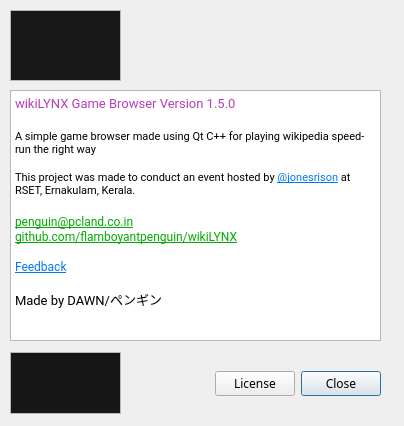
Old version of the form wikiLYNX/ui/about.ui in the repository flamboyantpenguin/wikilynx.
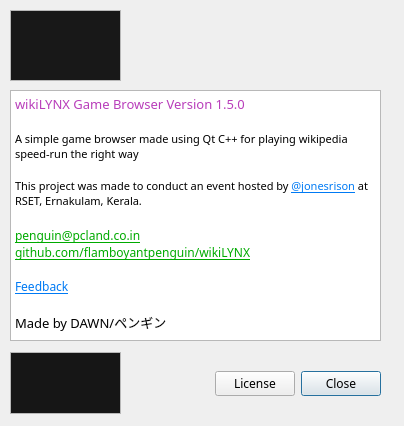
New version of the form. Icons and pictures are not drawn.

Commit message: Release 1.5.0-C3 - Revamped Level Editor - Help is now online from GitHub - Added themed Progress bar for gamewindow - Added new game variable: clicks - Updated report generation in logs - gameData format has been Updated - Support for Non-Wiki domains - Minor performance improvements - UI and Bug fixes

```diff
--- a/wikiLYNX/ui/about.ui
+++ b/wikiLYNX/ui/about.ui
@@ -27,7 +27,7 @@
   </property>
   <property name="font">
    <font>
-    <family>Noto Sans</family>
+    <family>Comfortaa</family>
    </font>
   </property>
   <property name="windowTitle">
@@ -48,7 +48,7 @@
    </property>
    <property name="font">
     <font>
-     <family>Roboto</family>
+     <family>Comfortaa</family>
     </font>
    </property>
    <property name="inputMethodHints">
@@ -61,19 +61,19 @@
 hr { height: 1px; border-width: 0; }
 li.unchecked::marker { content: &quot;\2610&quot;; }
 li.checked::marker { content: &quot;\2612&quot;; }
-&lt;/style&gt;&lt;/head&gt;&lt;body style=&quot; font-family:'Roboto'; font-size:10pt; font-weight:400; font-style:normal;&quot;&gt;
-&lt;p style=&quot; margin-top:0px; margin-bottom:0px; margin-left:0px; margin-right:0px; -qt-block-indent:0; text-indent:0px;&quot;&gt;&lt;span style=&quot; color:#b83dba;&quot;&gt;wikiLYNX Game Browser Version 1.5.0&lt;/span&gt;&lt;/p&gt;
-&lt;p style=&quot;-qt-paragraph-type:empty; margin-top:0px; margin-bottom:0px; margin-left:0px; margin-right:0px; -qt-block-indent:0; text-indent:0px; color:#b83dba;&quot;&gt;&lt;br /&gt;&lt;/p&gt;
+&lt;/style&gt;&lt;/head&gt;&lt;body style=&quot; font-family:'Comfortaa'; font-size:11pt; font-weight:400; font-style:normal;&quot;&gt;
+&lt;p style=&quot; margin-top:0px; margin-bottom:0px; margin-left:0px; margin-right:0px; -qt-block-indent:0; text-indent:0px;&quot;&gt;&lt;span style=&quot; font-family:'Roboto'; font-size:10pt; color:#b83dba;&quot;&gt;wikiLYNX Game Browser Version 1.5.0&lt;/span&gt;&lt;/p&gt;
+&lt;p style=&quot;-qt-paragraph-type:empty; margin-top:0px; margin-bottom:0px; margin-left:0px; margin-right:0px; -qt-block-indent:0; text-indent:0px; font-family:'Roboto'; font-size:10pt; color:#b83dba;&quot;&gt;&lt;br /&gt;&lt;/p&gt;
 &lt;p style=&quot; margin-top:0px; margin-bottom:0px; margin-left:0px; margin-right:0px; -qt-block-indent:0; text-indent:0px;&quot;&gt;&lt;span style=&quot; font-family:'Noto Sans'; font-size:8pt;&quot;&gt;A simple game browser made using Qt C++ for playing wikipedia speed-run the right way  &lt;/span&gt;&lt;/p&gt;
 &lt;p style=&quot;-qt-paragraph-type:empty; margin-top:0px; margin-bottom:0px; margin-left:0px; margin-right:0px; -qt-block-indent:0; text-indent:0px; font-family:'Noto Sans'; font-size:8pt;&quot;&gt;&lt;br /&gt;&lt;/p&gt;
-&lt;p style=&quot; margin-top:0px; margin-bottom:0px; margin-left:0px; margin-right:0px; -qt-block-indent:0; text-indent:0px;&quot;&gt;&lt;span style=&quot; font-size:8pt;&quot;&gt;This project was made to conduct an event hosted by &lt;/span&gt;&lt;a href=&quot;https://jonesrison.github.io/&quot;&gt;&lt;span style=&quot; font-size:8pt; text-decoration: underline; color:#007af4;&quot;&gt;@jonesrison&lt;/span&gt;&lt;/a&gt;&lt;span style=&quot; font-size:8pt;&quot;&gt; at RSET, Ernakulam, Kerala. &lt;/span&gt;&lt;/p&gt;
-&lt;p style=&quot;-qt-paragraph-type:empty; margin-top:0px; margin-bottom:0px; margin-left:0px; margin-right:0px; -qt-block-indent:0; text-indent:0px;&quot;&gt;&lt;br /&gt;&lt;/p&gt;
-&lt;p style=&quot; margin-top:0px; margin-bottom:0px; margin-left:0px; margin-right:0px; -qt-block-indent:0; text-indent:0px;&quot;&gt;&lt;a href=&quot;mailto:penguin@pcland.co.in&quot;&gt;&lt;span style=&quot; font-size:9pt; text-decoration: underline; color:#00aa00;&quot;&gt;penguin@pcland.co.in&lt;/span&gt;&lt;/a&gt;&lt;/p&gt;
-&lt;p style=&quot; margin-top:0px; margin-bottom:0px; margin-left:0px; margin-right:0px; -qt-block-indent:0; text-indent:0px;&quot;&gt;&lt;a href=&quot;https://github.com/flamboyantpenguin/wikiLYNX&quot;&gt;&lt;span style=&quot; font-size:9pt; text-decoration: underline; color:#00aa00;&quot;&gt;github.com/flamboyantpenguin/wikiLYNX&lt;/span&gt;&lt;/a&gt;&lt;/p&gt;
-&lt;p style=&quot;-qt-paragraph-type:empty; margin-top:0px; margin-bottom:0px; margin-left:0px; margin-right:0px; -qt-block-indent:0; text-indent:0px; font-size:9pt; text-decoration: underline; color:#00aa00;&quot;&gt;&lt;br /&gt;&lt;/p&gt;
-&lt;p style=&quot; margin-top:0px; margin-bottom:0px; margin-left:0px; margin-right:0px; -qt-block-indent:0; text-indent:0px;&quot;&gt;&lt;a href=&quot;https://forms.gle/SScZKbFLFBffdVay8&quot;&gt;&lt;span style=&quot; font-size:9pt; text-decoration: underline; color:#007af4;&quot;&gt;Feedback&lt;/span&gt;&lt;/a&gt;&lt;/p&gt;
-&lt;p style=&quot;-qt-paragraph-type:empty; margin-top:0px; margin-bottom:0px; margin-left:0px; margin-right:0px; -qt-block-indent:0; text-indent:0px; font-size:9pt; text-decoration: underline; color:#007af4;&quot;&gt;&lt;br /&gt;&lt;/p&gt;
-&lt;p style=&quot; margin-top:0px; margin-bottom:0px; margin-left:0px; margin-right:0px; -qt-block-indent:0; text-indent:0px;&quot;&gt;Made by DAWN/ペンギン&lt;/p&gt;&lt;/body&gt;&lt;/html&gt;</string>
+&lt;p style=&quot; margin-top:0px; margin-bottom:0px; margin-left:0px; margin-right:0px; -qt-block-indent:0; text-indent:0px;&quot;&gt;&lt;span style=&quot; font-family:'Roboto'; font-size:8pt;&quot;&gt;This project was made to conduct an event hosted by &lt;/span&gt;&lt;a href=&quot;https://jonesrison.github.io/&quot;&gt;&lt;span style=&quot; font-family:'Roboto'; font-size:8pt; text-decoration: underline; color:#007af4;&quot;&gt;@jonesrison&lt;/span&gt;&lt;/a&gt;&lt;span style=&quot; font-family:'Roboto'; font-size:8pt;&quot;&gt; at RSET, Ernakulam, Kerala. &lt;/span&gt;&lt;/p&gt;
+&lt;p style=&quot;-qt-paragraph-type:empty; margin-top:0px; margin-bottom:0px; margin-left:0px; margin-right:0px; -qt-block-indent:0; text-indent:0px; font-family:'Roboto'; font-size:10pt;&quot;&gt;&lt;br /&gt;&lt;/p&gt;
+&lt;p style=&quot; margin-top:0px; margin-bottom:0px; margin-left:0px; margin-right:0px; -qt-block-indent:0; text-indent:0px;&quot;&gt;&lt;a href=&quot;mailto:penguin@pcland.co.in&quot;&gt;&lt;span style=&quot; font-family:'Roboto'; font-size:9pt; text-decoration: underline; color:#00aa00;&quot;&gt;penguin@pcland.co.in&lt;/span&gt;&lt;/a&gt;&lt;/p&gt;
+&lt;p style=&quot; margin-top:0px; margin-bottom:0px; margin-left:0px; margin-right:0px; -qt-block-indent:0; text-indent:0px;&quot;&gt;&lt;a href=&quot;https://github.com/flamboyantpenguin/wikiLYNX&quot;&gt;&lt;span style=&quot; font-family:'Roboto'; font-size:9pt; text-decoration: underline; color:#00aa00;&quot;&gt;github.com/flamboyantpenguin/wikiLYNX&lt;/span&gt;&lt;/a&gt;&lt;/p&gt;
+&lt;p style=&quot;-qt-paragraph-type:empty; margin-top:0px; margin-bottom:0px; margin-left:0px; margin-right:0px; -qt-block-indent:0; text-indent:0px; font-family:'Roboto'; font-size:9pt; text-decoration: underline; color:#00aa00;&quot;&gt;&lt;br /&gt;&lt;/p&gt;
+&lt;p style=&quot; margin-top:0px; margin-bottom:0px; margin-left:0px; margin-right:0px; -qt-block-indent:0; text-indent:0px;&quot;&gt;&lt;a href=&quot;https://forms.gle/SScZKbFLFBffdVay8&quot;&gt;&lt;span style=&quot; font-family:'Roboto'; font-size:9pt; text-decoration: underline; color:#007af4;&quot;&gt;Feedback&lt;/span&gt;&lt;/a&gt;&lt;/p&gt;
+&lt;p style=&quot;-qt-paragraph-type:empty; margin-top:0px; margin-bottom:0px; margin-left:0px; margin-right:0px; -qt-block-indent:0; text-indent:0px; font-family:'Roboto'; font-size:9pt; text-decoration: underline; color:#007af4;&quot;&gt;&lt;br /&gt;&lt;/p&gt;
+&lt;p style=&quot; margin-top:0px; margin-bottom:0px; margin-left:0px; margin-right:0px; -qt-block-indent:0; text-indent:0px;&quot;&gt;&lt;span style=&quot; font-family:'Roboto'; font-size:10pt;&quot;&gt;Made by DAWN/ペンギン&lt;/span&gt;&lt;/p&gt;&lt;/body&gt;&lt;/html&gt;</string>
    </property>
    <property name="textInteractionFlags">
     <set>Qt::TextInteractionFlag::LinksAccessibleByKeyboard|Qt::TextInteractionFlag::LinksAccessibleByMouse|Qt::TextInteractionFlag::TextBrowserInteraction|Qt::TextInteractionFlag::TextSelectableByKeyboard|Qt::TextInteractionFlag::TextSelectableByMouse</set>
```
Left out of the diff: 4 changed lines with no effect on the pictures. The commit also changes 37 other files.
